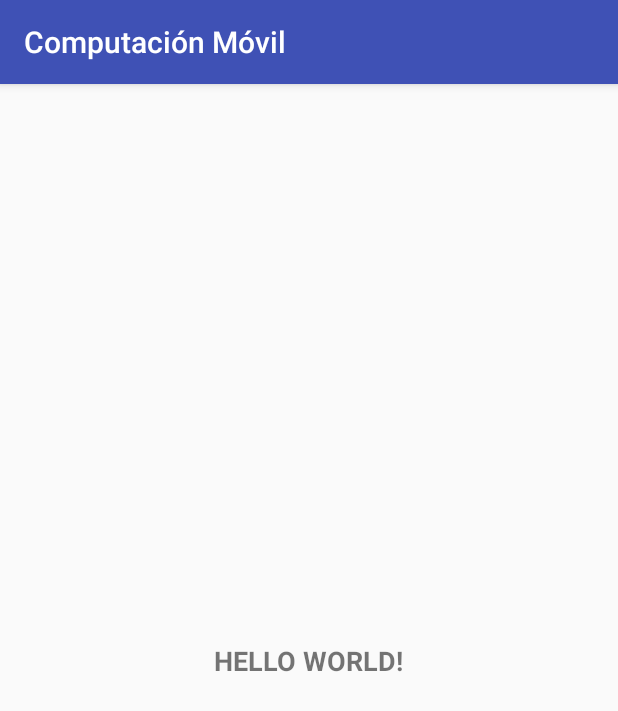
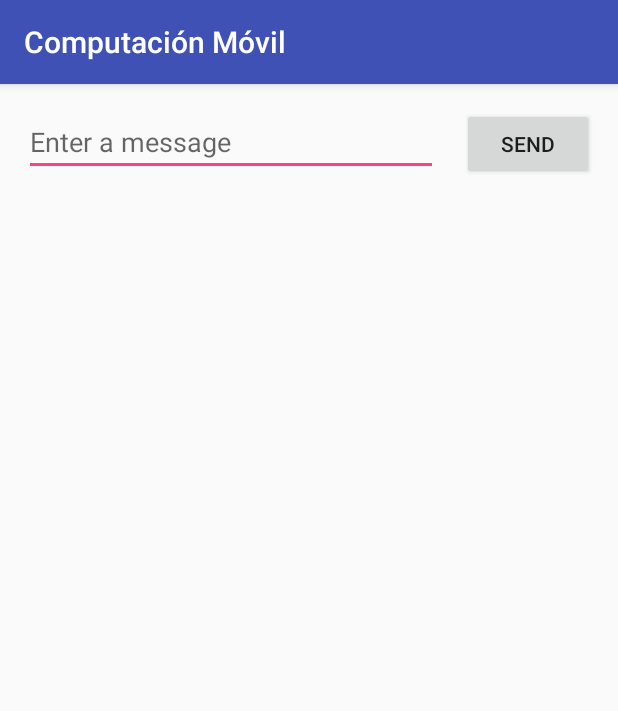
Before and after one commit to pablosalgado/UNADroid, an Android app: the screen it shows after launch (MainActivity), on a phone screen of 412 x 824 dp. Shown: the top 711 px of the screen. Run offline under Robolectric (Android 15) with nearby library versions, the phone set to English and light mode, and no system bars.

Commit message:
Prueba de funcionamiento
Arsensys

```diff
--- a/app/src/main/AndroidManifest.xml
+++ b/app/src/main/AndroidManifest.xml
@@ -16,6 +16,8 @@
                 <category android:name="android.intent.category.LAUNCHER" />
             </intent-filter>
         </activity>
+        <activity android:name=".DisplayMessageActivity" android:parentActivityName=".MainActivity">
+        </activity>
     </application>
 
 </manifest>
--- a/app/src/main/res/layout/activity_main.xml
+++ b/app/src/main/res/layout/activity_main.xml
@@ -6,17 +6,33 @@
     android:layout_height="match_parent"
     tools:context=".MainActivity">
 
-    <TextView
+    <EditText
+        android:id="@+id/editText"
+        android:layout_width="0dp"
+        android:layout_height="wrap_content"
+        android:layout_marginLeft="16dp"
+        android:layout_marginStart="16dp"
+        android:layout_marginTop="16dp"
+        android:ems="10"
+        android:hint="@string/edit_message"
+        android:inputType="textPersonName"
+        app:layout_constraintEnd_toStartOf="@+id/button3"
+        app:layout_constraintHorizontal_bias="0.5"
+        app:layout_constraintStart_toStartOf="parent"
+        app:layout_constraintTop_toTopOf="parent" />
+
+    <Button
+        android:id="@+id/button3"
         android:layout_width="wrap_content"
         android:layout_height="wrap_content"
-        android:text="Hello World!"
-        android:textAllCaps="true"
-        android:textSize="18sp"
-        android:textStyle="bold"
-        app:layout_constraintBottom_toBottomOf="parent"
-        app:layout_constraintLeft_toLeftOf="parent"
-        app:layout_constraintRight_toRightOf="parent"
-        app:layout_constraintTop_toTopOf="parent"
-        tools:text="Hola mundo!" />
+        android:layout_marginEnd="16dp"
+        android:layout_marginLeft="16dp"
+        android:layout_marginRight="16dp"
+        android:layout_marginStart="16dp"
+        android:onClick="sendMessage"
+        android:text="@string/button_send"
+        app:layout_constraintBaseline_toBaselineOf="@+id/editText"
+        app:layout_constraintEnd_toEndOf="parent"
+        app:layout_constraintStart_toEndOf="@+id/editText" />
 
 </android.support.constraint.ConstraintLayout>
--- a/app/src/main/res/values/strings.xml
+++ b/app/src/main/res/values/strings.xml
@@ -1,3 +1,5 @@
 <resources>
     <string name="app_name">Computación Móvil</string>
+    <string name="edit_message">Enter a message</string>
+    <string name="button_send">Send</string>
 </resources>
```
Also changed, not shown: app/src/main/java/co/edu/unadvirtual/computacion/movil/DisplayMessageActivity.java (added, +26 -0 lines), app/src/main/java/co/edu/unadvirtual/computacion/movil/MainActivity.java (+14 -0 lines), app/src/main/res/layout/activity_display_message.xml (added, +22 -0 lines).
